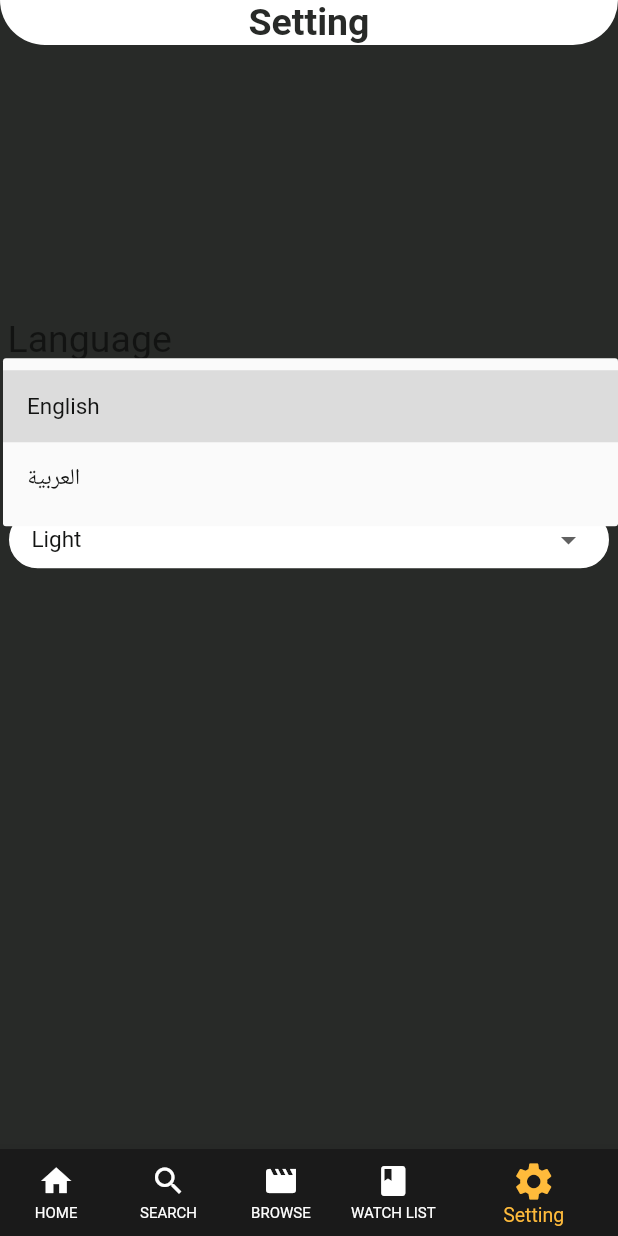
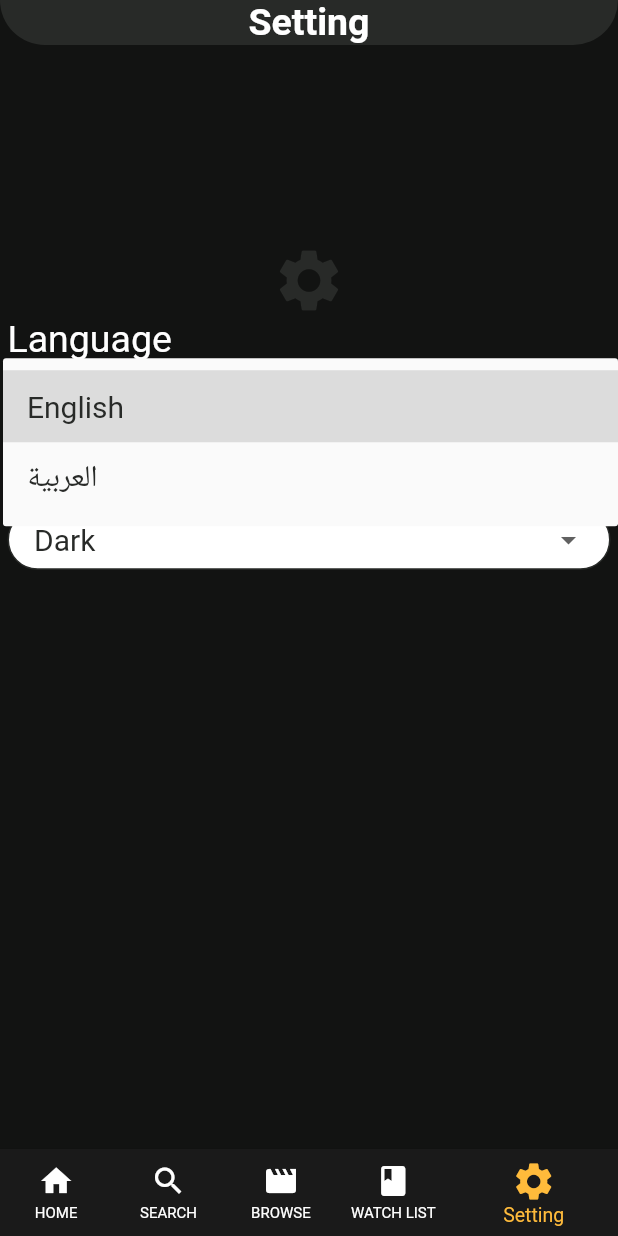
Before and after one commit to Pavly13Waheb/movies, a Flutter app: the screen it shows after launch, item 5 of the bottom bar chosen, after a tap on "English", on a phone screen of 412 x 824 dp. Run offline on Flutter 3.47's test engine with Material 2 defaults, Android fonts, the phone set to English and light mode, and no system bars; our stand-ins replace shared_preferences; generated files the repository leaves out were written again; network calls fail.

Commit message:
still working

```diff
--- a/lib/home_screen/navbar_home_screens/settings_tab/app_settings.dart
+++ b/lib/home_screen/navbar_home_screens/settings_tab/app_settings.dart
@@ -1,5 +1,3 @@
-// ignore_for_file: invalid_use_of_visible_for_testing_member, invalid_use_of_protected_member
-
 import 'package:flutter/material.dart';
 import 'package:flutter_gen/gen_l10n/app_localizations.dart';
 import 'package:provider/provider.dart';
@@ -7,29 +5,23 @@
 import '../../../provider/provider.dart';
 import '../../../theme/app_material.dart';
 
-class AppSettings extends StatefulWidget {
-  static String routeName = "appSettings";
-
-  const AppSettings({super.key});
-
-  @override
-  State<AppSettings> createState() => _AppSettingsState();
-}
-
-class _AppSettingsState extends State<AppSettings> {
+class AppSettings extends StatelessWidget {
   @override
   Widget build(BuildContext context) {
     AppProvider provider = Provider.of(context);
-    String? language = provider.currentLocale;
-    ThemeMode? mod = provider.currentTheme;
 
+    return ChangeNotifierProvider(
+      create: (context) => provider,
+      builder: (context, child) {
         return Scaffold(
           appBar: AppBar(
             title: Text(AppLocalizations.of(context)!.setting),
           ),
           body: Container(
             padding: EdgeInsets.only(
-            top: MediaQuery.of(context).size.height * 0.16, left: 5, right: 5),
+                top: MediaQuery.of(context).size.height * 0.16,
+                left: 5,
+                right: 5),
             child: Column(
               crossAxisAlignment: CrossAxisAlignment.stretch,
               children: [
@@ -57,6 +49,7 @@
                           child: Text("English",
                               style: Theme.of(context).textTheme.bodySmall),
                           onTap: () async {
+                            provider.changeLanguage("en");
                             provider.currentLocale = "en";
                             provider.notifyListeners();
                           },
@@ -66,18 +59,16 @@
                           child: Text("العربية",
                               style: Theme.of(context).textTheme.bodySmall),
                           onTap: () async {
+                            provider.changeLanguage("ar");
                             provider.currentLocale = "ar";
                             provider.notifyListeners();
                           },
-                  )
+                        ),
                       ],
-                onChanged: (value) {
-                  setState(() {
-                    language = value;
-                  });
-                },
-                value: language,
-              )),
+                      onChanged: (value) {},
+                      value: provider.currentLocale,
+                    ),
+                  ),
                 ),
                 Text(
                     textAlign: TextAlign.start,
@@ -98,32 +89,28 @@
                       alignment: Alignment.center,
                       items: [
                         DropdownMenuItem(
+                          value: ThemeMode.dark,
+                          child: Text(AppLocalizations.of(context)!.dark,
+                              style: Theme.of(context).textTheme.bodySmall),
+                          onTap: () {
+                            provider.changeTheme(ThemeMode.dark);
+                            provider.currentTheme = ThemeMode.dark;
+                            provider.notifyListeners();
+                          },
+                        ),
+                        DropdownMenuItem(
                           value: ThemeMode.light,
                           child: Text(AppLocalizations.of(context)!.light,
                               style: Theme.of(context).textTheme.bodySmall),
                           onTap: () {
+                            provider.changeTheme(ThemeMode.light);
                             provider.currentTheme = ThemeMode.light;
                             provider.notifyListeners();
                           },
                         ),
-                    DropdownMenuItem(
-                      value: ThemeMode.dark,
-                      child: Text(AppLocalizations.of(context)!.dark,
-                          style: Theme.of(context).textTheme.bodySmall),
-                      onTap: () {
-                        provider.currentTheme = ThemeMode.dark;
-                        provider.notifyListeners();
-                      },
-                    ),
                       ],
-                  onChanged: (value) {
-                    setState(
-                      () {
-                        mod = value;
-                      },
-                    );
-                  },
-                  value: mod,
+                      onChanged: (value) {},
+                      value: provider.currentTheme,
                     ),
                   ),
                 ),
@@ -131,42 +118,7 @@
             ),
           ),
         );
-  }
-
-  drawerChild(
-      {required IconData icon,
-      required String childName,
-      required Function() onChildTap}) {
-    return Container(
-      width: double.infinity,
-      margin: EdgeInsets.symmetric(
-          horizontal: MediaQuery.of(context).size.width * 0.05,
-          vertical: MediaQuery.of(context).size.height * 0.01),
-      child: Column(
-        crossAxisAlignment: CrossAxisAlignment.start,
-        children: [
-          Container(
-            margin: EdgeInsets.symmetric(
-                horizontal: MediaQuery.of(context).size.width * 0.02,
-                vertical: MediaQuery.of(context).size.height * 0.01),
-            child: InkWell(
-              onTap: onChildTap,
-              child: Row(
-                children: [
-                  Icon(icon, size: 30),
-                  Container(
-                    margin: EdgeInsets.symmetric(
-                        horizontal: MediaQuery.of(context).size.width * 0.02),
-                    child: Text(
-                      childName,
-                    ),
-                  ),
-                ],
-              ),
-            ),
-          ),
-        ],
-      ),
+      },
     );
   }
 }
--- a/lib/main.dart
+++ b/lib/main.dart
@@ -15,13 +15,12 @@
   runApp(
     ChangeNotifierProvider(
       create: (_) => AppProvider(),
-      child: const MyApp(),
+      child: MyApp(),
     ),
   );
 }
 
 class MyApp extends StatefulWidget {
-  const MyApp({super.key});
 
   @override
   State<MyApp> createState() => _MyAppState();
@@ -42,6 +41,9 @@
   Widget build(BuildContext context) {
     provider = Provider.of(context);
 
+    return ChangeNotifierProvider(
+      create: (context) => provider,
+      builder: (context, child) {
         return MaterialApp(
           themeMode: provider.currentTheme,
           darkTheme: AppTheme.darkTheme,
@@ -67,14 +69,16 @@
           },
           initialRoute: HomePage.routeName,
         );
+      },
+    );
   }
 
-  iniSharedPref() async {
+  void iniSharedPref() async {
     final SharedPreferences prefs = await SharedPreferences.getInstance();
     String lang = prefs.getString("lang") ?? "en";
-    String theme = prefs.getString("theme") ?? "light";
+    String theme = prefs.getString("theme") ?? "dark";
 
     provider.changeLanguage(lang);
-    provider.changeTheme(theme == "light" ? ThemeMode.light : ThemeMode.dark);
+    provider.changeTheme(theme == "dark" ? ThemeMode.dark : ThemeMode.light);
   }
 }
--- a/lib/provider/provider.dart
+++ b/lib/provider/provider.dart
@@ -3,19 +3,19 @@
 
 class AppProvider extends ChangeNotifier {
   String currentLocale = "en";
-  ThemeMode currentTheme = ThemeMode.light;
+  ThemeMode? currentTheme;
 
-  changeLanguage(String lang) async {
+  void changeLanguage(String lang) async {
     currentLocale = lang;
     notifyListeners();
     final SharedPreferences prefs = await SharedPreferences.getInstance();
-    prefs.setString("lang", lang);
+    await prefs.setString("lang", lang);
   }
 
-  changeTheme(ThemeMode theme) async {
+  void changeTheme(ThemeMode theme) async {
     currentTheme = theme;
     notifyListeners();
     final SharedPreferences prefs = await SharedPreferences.getInstance();
-    prefs.setString("theme", theme == ThemeMode.light ? "light" : "dark");
+    await prefs.setString("theme", theme == ThemeMode.dark ? "dark" : "light");
   }
 }
```
Lines whose indentation alone changed are shown as unchanged.
